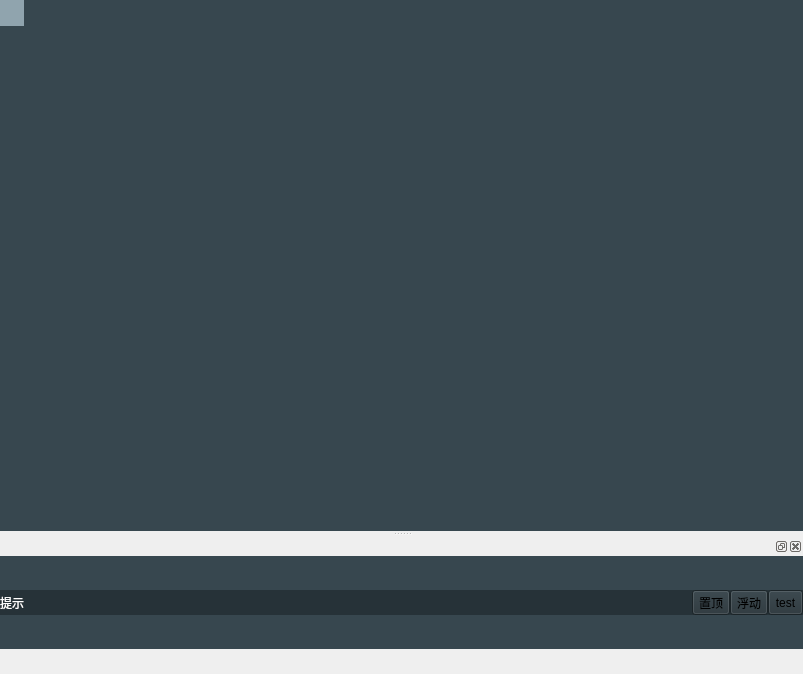
The window that QtClient/mainwindow.ui (imtangsheng/QtClient) describes before a commit, drawn with Qt 5.
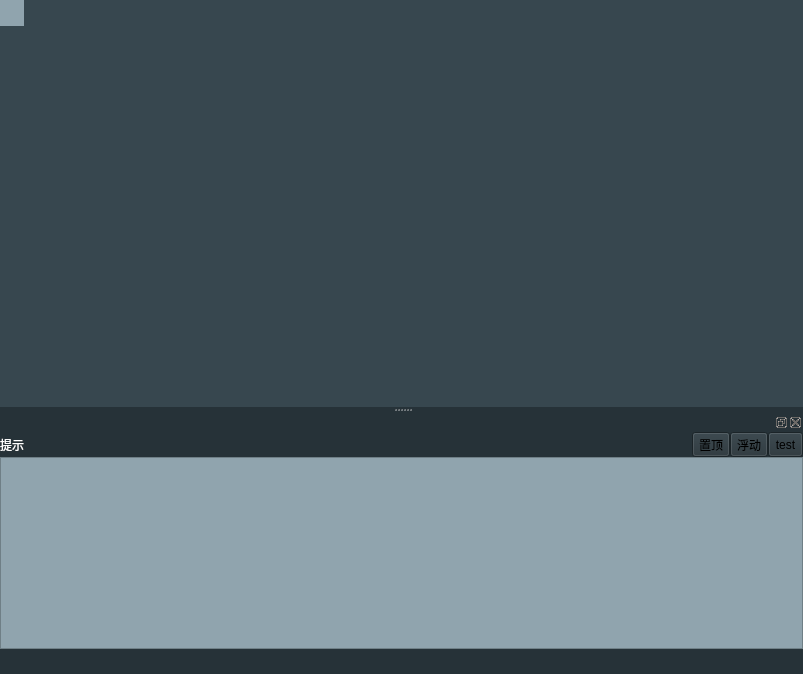
The same window after the commit. Icons and pictures are not drawn.

```diff
--- a/QtClient/mainwindow.ui
+++ b/QtClient/mainwindow.ui
@@ -19,6 +19,205 @@
     <verstretch>0</verstretch>
    </sizepolicy>
   </property>
+  <property name="palette">
+   <palette>
+    <active>
+     <colorrole role="WindowText">
+      <brush brushstyle="SolidPattern">
+       <color alpha="255">
+        <red>120</red>
+        <green>144</green>
+        <blue>156</blue>
+       </color>
+      </brush>
+     </colorrole>
+     <colorrole role="Button">
+      <brush brushstyle="SolidPattern">
+       <color alpha="255">
+        <red>38</red>
+        <green>50</green>
+        <blue>56</blue>
+       </color>
+      </brush>
+     </colorrole>
+     <colorrole role="Text">
+      <brush brushstyle="SolidPattern">
+       <color alpha="255">
+        <red>120</red>
+        <green>144</green>
+        <blue>156</blue>
+       </color>
+      </brush>
+     </colorrole>
+     <colorrole role="ButtonText">
+      <brush brushstyle="SolidPattern">
+       <color alpha="255">
+        <red>120</red>
+        <green>144</green>
+        <blue>156</blue>
+       </color>
+      </brush>
+     </colorrole>
+     <colorrole role="Base">
+      <brush brushstyle="SolidPattern">
+       <color alpha="255">
+        <red>38</red>
+        <green>50</green>
+        <blue>56</blue>
+       </color>
+      </brush>
+     </colorrole>
+     <colorrole role="Window">
+      <brush brushstyle="SolidPattern">
+       <color alpha="255">
+        <red>38</red>
+        <green>50</green>
+        <blue>56</blue>
+       </color>
+      </brush>
+     </colorrole>
+     <colorrole role="PlaceholderText">
+      <brush brushstyle="SolidPattern">
+       <color alpha="128">
+        <red>120</red>
+        <green>144</green>
+        <blue>156</blue>
+       </color>
+      </brush>
+     </colorrole>
+    </active>
+    <inactive>
+     <colorrole role="WindowText">
+      <brush brushstyle="SolidPattern">
+       <color alpha="255">
+        <red>120</red>
+        <green>144</green>
+        <blue>156</blue>
+       </color>
+      </brush>
+     </colorrole>
+     <colorrole role="Button">
+      <brush brushstyle="SolidPattern">
+       <color alpha="255">
+        <red>38</red>
+        <green>50</green>
+        <blue>56</blue>
+       </color>
+      </brush>
+     </colorrole>
+     <colorrole role="Text">
+      <brush brushstyle="SolidPattern">
+       <color alpha="255">
+        <red>120</red>
+        <green>144</green>
+        <blue>156</blue>
+       </color>
+      </brush>
+     </colorrole>
+     <colorrole role="ButtonText">
+      <brush brushstyle="SolidPattern">
+       <color alpha="255">
+        <red>120</red>
+        <green>144</green>
+        <blue>156</blue>
+       </color>
+      </brush>
+     </colorrole>
+     <colorrole role="Base">
+      <brush brushstyle="SolidPattern">
+       <color alpha="255">
+        <red>38</red>
+        <green>50</green>
+        <blue>56</blue>
+       </color>
+      </brush>
+     </colorrole>
+     <colorrole role="Window">
+      <brush brushstyle="SolidPattern">
+       <color alpha="255">
+        <red>38</red>
+        <green>50</green>
+        <blue>56</blue>
+       </color>
+      </brush>
+     </colorrole>
+     <colorrole role="PlaceholderText">
+      <brush brushstyle="SolidPattern">
+       <color alpha="128">
+        <red>120</red>
+        <green>144</green>
+        <blue>156</blue>
+       </color>
+      </brush>
+     </colorrole>
+    </inactive>
+    <disabled>
+     <colorrole role="WindowText">
+      <brush brushstyle="SolidPattern">
+       <color alpha="255">
+        <red>120</red>
+        <green>144</green>
+        <blue>156</blue>
+       </color>
+      </brush>
+     </colorrole>
+     <colorrole role="Button">
+      <brush brushstyle="SolidPattern">
+       <color alpha="255">
+        <red>38</red>
+        <green>50</green>
+        <blue>56</blue>
+       </color>
+      </brush>
+     </colorrole>
+     <colorrole role="Text">
+      <brush brushstyle="SolidPattern">
+       <color alpha="255">
+        <red>120</red>
+        <green>144</green>
+        <blue>156</blue>
+       </color>
+      </brush>
+     </colorrole>
+     <colorrole role="ButtonText">
+      <brush brushstyle="SolidPattern">
+       <color alpha="255">
+        <red>120</red>
+        <green>144</green>
+        <blue>156</blue>
+       </color>
+      </brush>
+     </colorrole>
+     <colorrole role="Base">
+      <brush brushstyle="SolidPattern">
+       <color alpha="255">
+        <red>38</red>
+        <green>50</green>
+        <blue>56</blue>
+       </color>
+      </brush>
+     </colorrole>
+     <colorrole role="Window">
+      <brush brushstyle="SolidPattern">
+       <color alpha="255">
+        <red>38</red>
+        <green>50</green>
+        <blue>56</blue>
+       </color>
+      </brush>
+     </colorrole>
+     <colorrole role="PlaceholderText">
+      <brush brushstyle="SolidPattern">
+       <color alpha="128">
+        <red>120</red>
+        <green>144</green>
+        <blue>156</blue>
+       </color>
+      </brush>
+     </colorrole>
+    </disabled>
+   </palette>
+  </property>
   <property name="cursor">
    <cursorShape>ArrowCursor</cursorShape>
   </property>
@@ -274,7 +473,7 @@
    <property name="minimumSize">
     <size>
      <width>160</width>
-     <height>112</height>
+     <height>114</height>
     </size>
    </property>
    <property name="mouseTracking">
@@ -464,7 +663,62 @@
       </widget>
      </item>
      <item>
-      <layout class="QVBoxLayout" name="Layout_Sql"/>
+      <layout class="QVBoxLayout" name="Layout_Sql">
+       <item>
+        <widget class="QTableView" name="tableView_events">
+         <property name="styleSheet">
+          <string notr="true">/*表内空格*/
+QTableView { 
+	
+	background-color: rgb(144, 164, 174);
+}
+QTableView::item {
+	background-color: rgb(55, 71, 79);
+}
+QTableView::item:selected { 
+	background-color: rgb(38, 50, 56);
+	color: white; 
+}
+
+/*表头设置*/
+QHeaderView {
+background-color: rgb(38, 50, 56);
+}
+QHeaderView::section { 
+	border: none;
+	background-color: rgb(38, 50, 56);
+ }
+
+/*表头区域的角落按钮左上角的空白区域设置*/
+QTableView QTableCornerButton::section {
+	background: transparent;
+}
+/*水平线，垂直线设置*/
+/*
+QTableView::horizontalHeader { 
+background-color: rgb(85, 0, 255);
+}
+QTableView::verticalHeader { 
+background-color: rgb(85, 0, 255);
+}
+
+*/</string>
+         </property>
+         <attribute name="horizontalHeaderCascadingSectionResizes">
+          <bool>true</bool>
+         </attribute>
+         <attribute name="horizontalHeaderShowSortIndicator" stdset="0">
+          <bool>true</bool>
+         </attribute>
+         <attribute name="horizontalHeaderStretchLastSection">
+          <bool>false</bool>
+         </attribute>
+         <attribute name="verticalHeaderVisible">
+          <bool>false</bool>
+         </attribute>
+        </widget>
+       </item>
+      </layout>
      </item>
     </layout>
    </widget>
```
Left out of the diff: 2 changed lines with no effect on the pictures.
